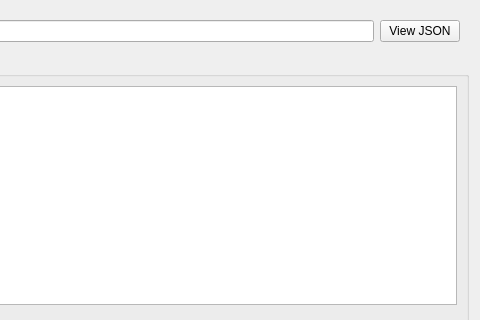
This is ui/widget/RouteItem.ui in shengmo0210/nekoray as Qt 5 draws it before an edit; both pictures show x 300 to 780 and y 0 to 320 of the 780 by 728 pixel window. The edited form follows.
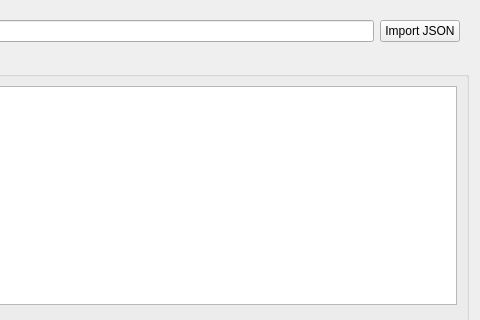
This is the edited form.

Commit message: feat: Add import from json for rules

What changed in the file:
```diff
--- a/ui/widget/RouteItem.ui
+++ b/ui/widget/RouteItem.ui
@@ -30,7 +30,7 @@
       <item>
        <widget class="QPushButton" name="route_view_json">
         <property name="text">
-         <string>View JSON</string>
+         <string>Import JSON</string>
         </property>
        </widget>
       </item>
```
Left out of the diff: 2 changed lines with no effect on the pictures. The commit also changes 5 other files.
